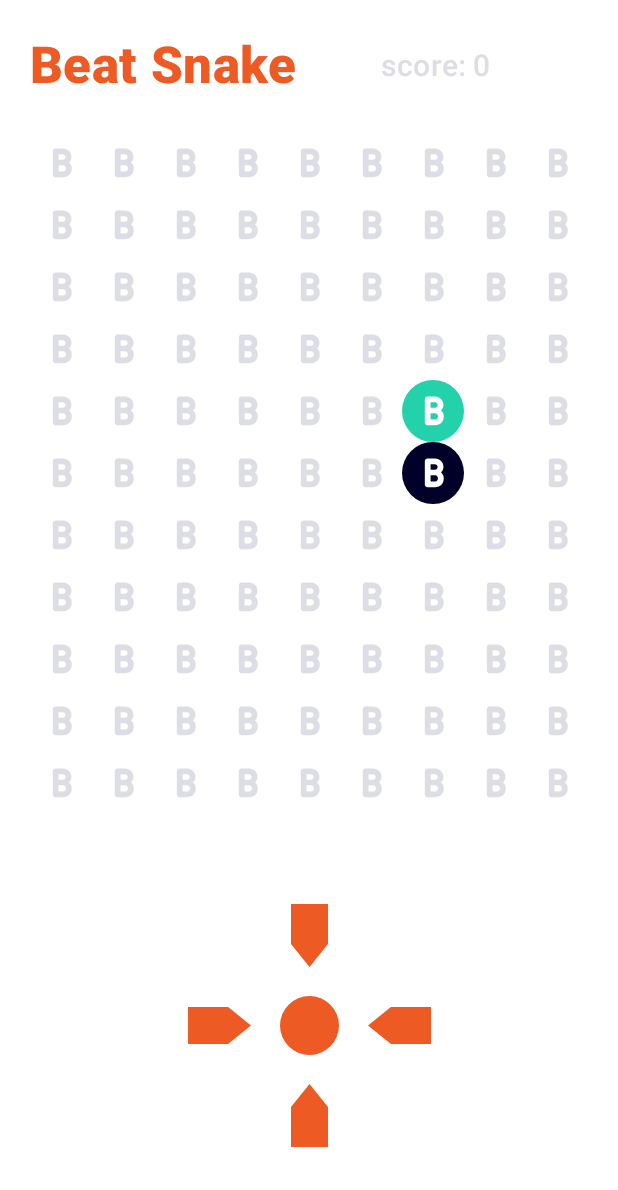
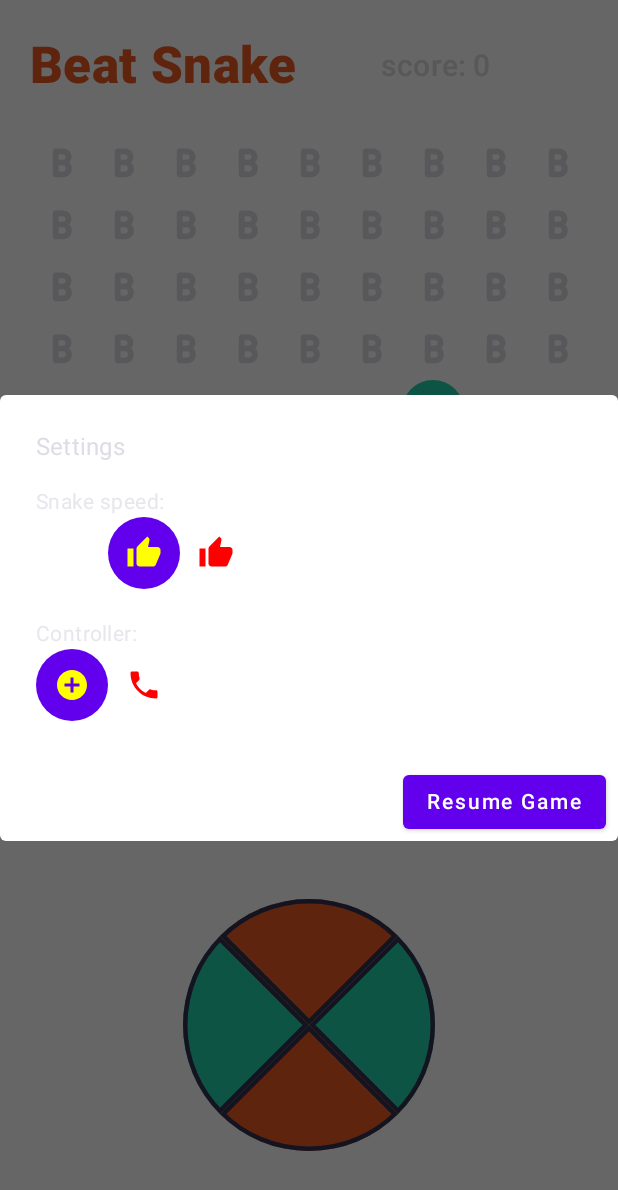
Before and after one commit to timlam9/BeatSnakeChallenge, an Android app built with Jetpack Compose: the screen it shows after launch (MainActivity), after a tap on "Settings button", on a phone screen of 412 x 824 dp. Shown: the top 1190 px of the screen. Run offline under Robolectric (Android 15) with nearby library versions, the phone set to English and light mode, and no system bars.

Commit message:
Introduce settings dialog and snake speed levels

```diff
--- /dev/null
+++ b/app/src/main/java/com/lamti/beatsnakechallenge/domain/SnakeSpeed.kt
@@ -0,0 +1,14 @@
+package com.lamti.beatsnakechallenge.domain
+
+
+private const val FAST_SPEED: Long = 100
+private const val NORMAL_SPEED: Long = 300
+private const val SLOW_SPEED: Long = 600
+
+enum class SnakeSpeed(val value: Long) {
+
+    Slow(SLOW_SPEED),
+    Normal(NORMAL_SPEED),
+    Fast(FAST_SPEED)
+
+}
--- a/app/src/main/java/com/lamti/beatsnakechallenge/ui/activity/MainActivity.kt
+++ b/app/src/main/java/com/lamti/beatsnakechallenge/ui/activity/MainActivity.kt
@@ -10,7 +10,6 @@ import androidx.compose.material.Surface
 import androidx.lifecycle.lifecycleScope
 import com.lamti.beatsnakechallenge.domain.Board
 import com.lamti.beatsnakechallenge.ui.MediaPlayerManager
-import com.lamti.beatsnakechallenge.ui.activity.MainViewModel.Companion.SPEED
 import com.lamti.beatsnakechallenge.ui.components.Snake
 import com.lamti.beatsnakechallenge.ui.theme.BeatSnakeChallengeTheme
 import kotlinx.coroutines.delay
@@ -56,7 +55,7 @@ class MainActivity : ComponentActivity() {
     private fun updateGameLoop() {
         lifecycleScope.launchWhenResumed {
             while (isActive) {
-                delay(SPEED)
+                delay(viewModel.snakeSpeed.value)
                 if (viewModel.running.value) {
                     Log.d("GAME_STATE", "Running: ${viewModel.running.value}")
                     viewModel.updateGame()
--- a/app/src/main/java/com/lamti/beatsnakechallenge/ui/activity/MainViewModel.kt
+++ b/app/src/main/java/com/lamti/beatsnakechallenge/ui/activity/MainViewModel.kt
@@ -5,10 +5,7 @@ import androidx.compose.runtime.mutableStateOf
 import androidx.compose.runtime.setValue
 import androidx.compose.ui.graphics.Color
 import androidx.lifecycle.ViewModel
-import com.lamti.beatsnakechallenge.domain.Board
-import com.lamti.beatsnakechallenge.domain.Game
-import com.lamti.beatsnakechallenge.domain.Point
-import com.lamti.beatsnakechallenge.domain.SnakeControllers
+import com.lamti.beatsnakechallenge.domain.*
 import com.lamti.beatsnakechallenge.ui.theme.Mint100
 import com.lamti.beatsnakechallenge.ui.theme.MintBlend14
 import com.lamti.beatsnakechallenge.ui.theme.Navy100
@@ -20,7 +17,6 @@ class MainViewModel : ViewModel() {
 
         private const val HEIGHT = 11
         private const val WIDTH = 9
-        const val SPEED: Long = 300
 
     }
 
@@ -31,6 +27,12 @@ class MainViewModel : ViewModel() {
     val score: StateFlow<Int> = game.score
 
     var controllers: SnakeControllers by mutableStateOf(SnakeControllers.PieController)
+        private set
+
+    var showSettings: Boolean by mutableStateOf(false)
+        private set
+
+    var snakeSpeed: SnakeSpeed by mutableStateOf(SnakeSpeed.Normal)
         private set
 
     fun colorCell(point: Point): Color = when (point) {
@@ -55,10 +57,15 @@ class MainViewModel : ViewModel() {
     }
 
     fun onSettingsClicked() {
-        controllers = when(controllers) {
-            SnakeControllers.PieController -> SnakeControllers.Joystick
-            SnakeControllers.Joystick -> SnakeControllers.PieController
-        }
+        showSettings = !showSettings
+    }
+
+    fun setController(controller: SnakeControllers) {
+        controllers = controller
+    }
+
+    fun changeSnakeSpeed(speed: SnakeSpeed) {
+        snakeSpeed = speed
     }
 
 }
--- /dev/null
+++ b/app/src/main/java/com/lamti/beatsnakechallenge/ui/components/Dialogs.kt
@@ -0,0 +1,139 @@
+package com.lamti.beatsnakechallenge.ui.components
+
+import androidx.compose.foundation.background
+import androidx.compose.foundation.layout.Column
+import androidx.compose.foundation.layout.Row
+import androidx.compose.foundation.layout.Spacer
+import androidx.compose.foundation.layout.height
+import androidx.compose.foundation.shape.CircleShape
+import androidx.compose.material.*
+import androidx.compose.material.icons.Icons
+import androidx.compose.material.icons.filled.AddCircle
+import androidx.compose.material.icons.filled.Phone
+import androidx.compose.material.icons.filled.ThumbUp
+import androidx.compose.runtime.Composable
+import androidx.compose.ui.Modifier
+import androidx.compose.ui.draw.clip
+import androidx.compose.ui.graphics.Color
+import androidx.compose.ui.unit.dp
+import com.lamti.beatsnakechallenge.domain.SnakeControllers
+import com.lamti.beatsnakechallenge.domain.SnakeControllers.Joystick
+import com.lamti.beatsnakechallenge.domain.SnakeControllers.PieController
+import com.lamti.beatsnakechallenge.domain.SnakeSpeed
+import com.lamti.beatsnakechallenge.domain.SnakeSpeed.*
+import com.lamti.beatsnakechallenge.ui.activity.MainViewModel
+
+@Composable
+fun GameOverDialog(
+    viewModel: MainViewModel,
+    score: Int
+) {
+    AlertDialog(
+        onDismissRequest = { viewModel.restartGame() },
+        title = { Text(text = "Game Over") },
+        text = { Text("Final score: $score") },
+        confirmButton = {
+            Button(onClick = { viewModel.restartGame() }) {
+                Text("Play again")
+            }
+        }
+    )
+}
+
+@Composable
+fun SettingsDialog(viewModel: MainViewModel) {
+    AlertDialog(
+        onDismissRequest = { viewModel.onSettingsClicked() },
+        title = { Text(text = "Settings") },
+        text = { SettingsDialogContent(viewModel) },
+        confirmButton = {
+            Button(onClick = { viewModel.onSettingsClicked() }) {
+                Text("Resume Game")
+            }
+        }
+    )
+}
+
+@Composable
+private fun SettingsDialogContent(viewModel: MainViewModel) {
+    Column {
+        Text("Snake speed:")
+        Row {
+            IconButton(
+                onClick = { viewModel.changeSnakeSpeed(Slow) },
+                modifier = Modifier
+                    .clip(CircleShape)
+                    .background(color = speedBgColor(viewModel.snakeSpeed, Slow))
+            ) {
+                Icon(
+                    Icons.Filled.ThumbUp,
+                    contentDescription = "Slow",
+                    tint = Color.White
+                )
+            }
+            IconButton(
+                onClick = { viewModel.changeSnakeSpeed(Normal) },
+                modifier = Modifier
+                    .clip(CircleShape)
+                    .background(color = speedBgColor(viewModel.snakeSpeed, Normal))
+            ) {
+                Icon(
+                    Icons.Filled.ThumbUp,
+                    contentDescription = "Normal",
+                    tint = Color.Yellow
+                )
+            }
+            IconButton(
+                onClick = { viewModel.changeSnakeSpeed(Fast) },
+                modifier = Modifier
+                    .clip(CircleShape)
+                    .background(color = speedBgColor(viewModel.snakeSpeed, Fast))
+            ) {
+                Icon(
+                    Icons.Filled.ThumbUp,
+                    contentDescription = "Fast",
+                    tint = Color.Red
+                )
+            }
+        }
+
+        Spacer(modifier = Modifier.height(20.dp))
+
+        Text("Controller:")
+        Row {
+            IconButton(
+                onClick = { viewModel.setController(PieController) },
+                modifier = Modifier
+                    .clip(CircleShape)
+                    .background(color = controllersBgColor(viewModel.controllers, PieController))
+            ) {
+                Icon(
+                    Icons.Filled.AddCircle,
+                    contentDescription = "Pie controller",
+                    tint = Color.Yellow
+                )
+            }
+            IconButton(
+                onClick = { viewModel.setController(Joystick) },
+                modifier = Modifier
+                    .clip(CircleShape)
+                    .background(color = controllersBgColor(viewModel.controllers, Joystick))
+            ) {
+                Icon(
+                    Icons.Filled.Phone,
+                    contentDescription = "Joystick",
+                    tint = Color.Red
+                )
+            }
+        }
+    }
+}
+
+@Composable
+fun speedBgColor(currentSpeed: SnakeSpeed, speed: SnakeSpeed): Color =
+    if (currentSpeed == speed) MaterialTheme.colors.primary else Color.Transparent
+
+
+@Composable
+private fun controllersBgColor(currentController: SnakeControllers, controller: SnakeControllers) =
+    if (currentController == controller) MaterialTheme.colors.primary else Color.Transparent
--- a/app/src/main/java/com/lamti/beatsnakechallenge/ui/components/GameOverDialog.kt
+++ /dev/null
@@ -1,34 +0,0 @@
-package com.lamti.beatsnakechallenge.ui.components
-
-import androidx.compose.material.AlertDialog
-import androidx.compose.material.Button
-import androidx.compose.material.Text
-import androidx.compose.runtime.Composable
-import com.lamti.beatsnakechallenge.ui.activity.MainViewModel
-
-@Composable
-fun GameOverDialog(
-    viewModel: MainViewModel,
-    score: Int
-) {
-    AlertDialog(
-        onDismissRequest = { viewModel.restartGame() },
-        title = {
-            Text(text = "Game Over")
-        },
-        text = {
-            Text("Score: $score")
-        },
-        confirmButton = {
-            Button(onClick = { viewModel.restartGame() }) {
-                Text("Ok")
-            }
-        },
-        dismissButton = {
-            Button(
-                onClick = { viewModel.restartGame() }) {
-                Text("Cancel")
-            }
-        }
-    )
-}
--- a/app/src/main/java/com/lamti/beatsnakechallenge/ui/components/Snake.kt
+++ b/app/src/main/java/com/lamti/beatsnakechallenge/ui/components/Snake.kt
@@ -41,8 +41,11 @@ fun Snake(viewModel: MainViewModel) {
             }
         }
         Controllers(viewModel.controllers, viewModel)
-        if (!viewModel.running.value) {
+        if (viewModel.board.value.driver.hasCrashed()) {
             GameOverDialog(viewModel, score)
+        }
+        if (viewModel.showSettings) {
+            SettingsDialog(viewModel = viewModel)
         }
     }
 }
```
